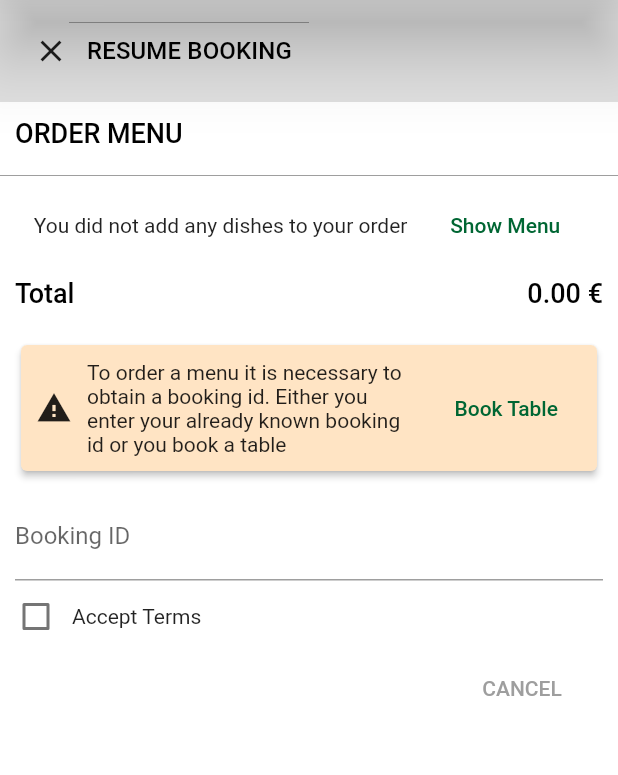
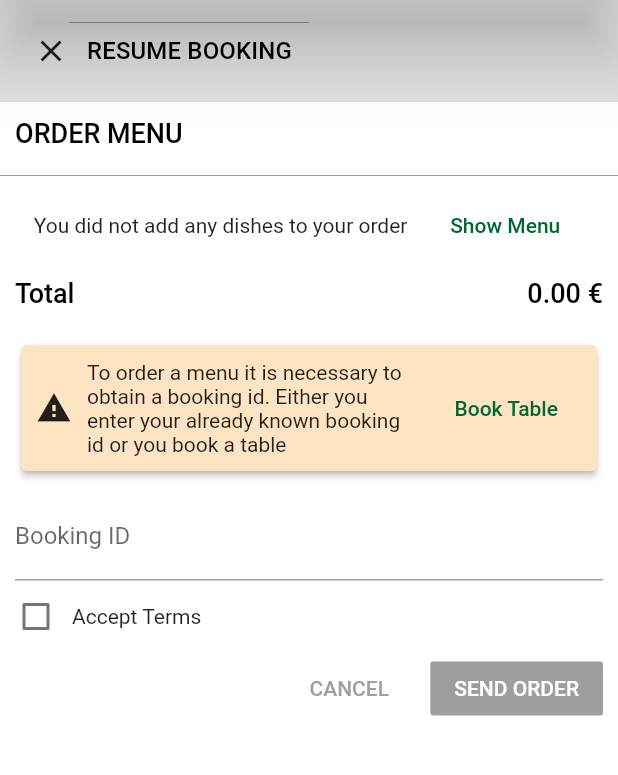
Before and after one commit to devonfw-forge/devonfw4flutter-mts-app, a Flutter app: the CurrentOrderPage screen opened by its route, on a phone screen of 412 x 824 dp, the part 75-850 px from its top. Run offline on Flutter 3.47's test engine with Material 2 defaults, Android fonts, the light colour scheme and no system bars; our stand-ins replace badges, bloc, datetime_picker_formfield, equatable, flutter_bloc; statements that could not run were skipped.

Commit message:
FormValidation BLoC

```diff
--- a/lib/features/current_order/order_confirmation.dart
+++ b/lib/features/current_order/order_confirmation.dart
@@ -1,5 +1,3 @@
-import 'dart:developer';
-
 import 'package:flutter/material.dart';
 import 'package:flutter_bloc/flutter_bloc.dart';
 import 'package:form_validation_bloc/barrel.dart';
@@ -24,21 +22,20 @@ class OrderConfirmation extends StatefulWidget {
 
 class _OrderConfirmationState extends State<OrderConfirmation> {
   OrderBloc orderBloc;
-  FormBloc _formValidationBloc;
+  FormValidationBloc _formValidationBloc;
   CheckboxValidationBloc _termsBloc = CheckboxValidationBloc();
   NonEmptyValidationBloc _bookingIdBloc = NonEmptyValidationBloc();
   TextEditingController _bookingIdController = TextEditingController();
 
   @override
   void initState() {
-    //Validation
-    //_formValidationBloc = FormBloc([
-    //  _termsBloc,
-    //  _bookingIdBloc,
-    //]);
+    _formValidationBloc = FormValidationBloc([
+      _termsBloc,
+      _bookingIdBloc,
+    ]);
 
-    BookingState bookingState = BlocProvider.of<BookingBloc>(context)
-        .currentState;
+    BookingState bookingState =
+        BlocProvider.of<BookingBloc>(context).currentState;
 
     if (bookingState is ConfirmedBookingState) {
       _bookingIdController.text = bookingState.bookingId;
@@ -118,21 +115,21 @@ class _OrderConfirmationState extends State<OrderConfirmation> {
               onPressed: () => Navigator.pop(context),
             ),
             SizedBox(width: UiHelper.standart_padding),
-            //BlocBuilder<FormValidationBloc, ValidationState>(
-            //  bloc: _formValidationBloc,
-            //  builder: (context, ValidationState state) => RaisedButton(
-            //    color: Theme.of(context).accentColor,
-            //    disabledColor: Colors.grey,
-            //    disabledTextColor: Colors.grey,
-            //    child: Text(
-            //      "SEND ORDER",
-            //      style: Theme.of(context).textTheme.button,
-            //    ),
-            //    onPressed: state == ValidationState.valid
-            //        ? () => orderBloc.dispatch(_bookingIdController.text)
-            //        : null,
-            //  ),
-            //),
+            BlocBuilder<FormValidationBloc, ValidationState>(
+              bloc: _formValidationBloc,
+              builder: (context, ValidationState state) => RaisedButton(
+                color: Theme.of(context).accentColor,
+                disabledColor: Colors.grey,
+                disabledTextColor: Colors.grey,
+                child: Text(
+                  "SEND ORDER",
+                  style: Theme.of(context).textTheme.button,
+                ),
+                onPressed: state is ValidState
+                    ? () => orderBloc.dispatch(_bookingIdController.text)
+                    : null,
+              ),
+            ),
             SizedBox(width: UiHelper.standart_padding),
           ],
         )
--- a/packages/form_validation_bloc/lib/barrel.dart
+++ b/packages/form_validation_bloc/lib/barrel.dart
@@ -6,3 +6,4 @@ export 'src/form_bloc.dart';
 export 'src/non_empty_validation_bloc.dart';
 export 'src/number_validation_bloc.dart';
 export 'src/validation_state.dart';
+export 'src/form_validation_bloc.dart';
--- /dev/null
+++ b/packages/form_validation_bloc/lib/src/form_validation_bloc.dart
@@ -0,0 +1,20 @@
+import 'package:form_validation_bloc/barrel.dart';
+import 'package:form_validation_bloc/src/validation_state.dart';
+
+import 'form_field_validation_bloc.dart';
+
+class FormValidationBloc extends FormBloc<dynamic> {
+  FormValidationBloc(List<FormFieldValidationBloc> fieldBlocs) : super(fieldBlocs);
+
+  @override
+  ValidationState get initialState => InitialState(null);
+
+  @override
+  Stream<ValidationState> mapEventToState(FormEvent event) async* {
+    if(isFormValid()){
+      yield ValidState(null);
+    }else{
+      yield InvalidState(null);
+    }
+  }
+}
```
